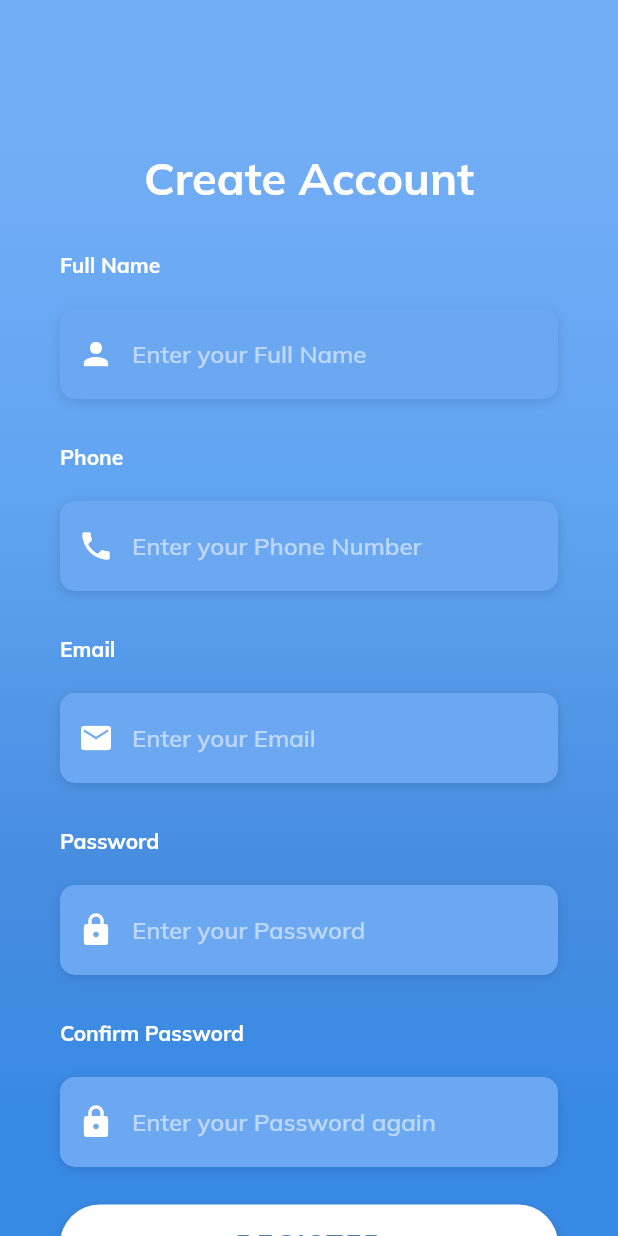
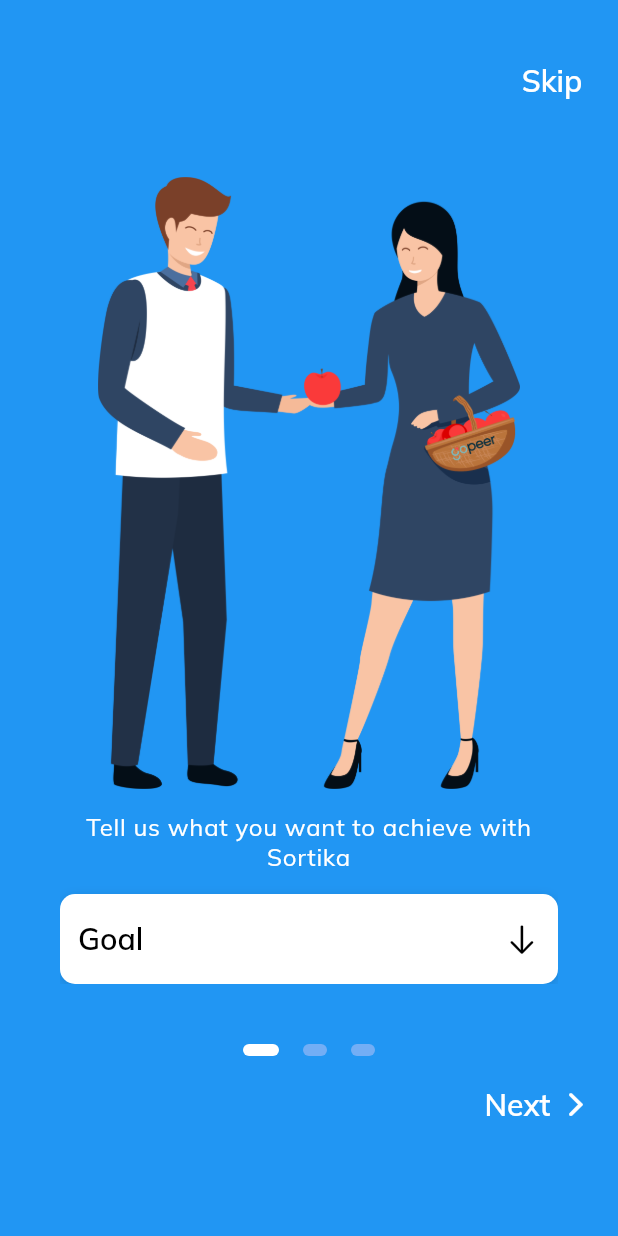
Before and after one commit to CarltonK/Sortika, a Flutter app: the RegistrationScreen screen opened by its route, after a tap on "REGISTER", on a phone screen of 412 x 824 dp. Run offline on Flutter 3.47's test engine with Material 2 defaults, Android fonts, the phone set to English and light mode, and no system bars; our stand-ins replace google_fonts.

Commit message:
Pref page commit

```diff
--- a/lib/authentication_screens/registration.dart
+++ b/lib/authentication_screens/registration.dart
@@ -249,7 +249,7 @@ class _RegistrationScreenState extends State<RegistrationScreen> {
       width: double.infinity,
       child: RaisedButton(
         elevation: 5,
-        onPressed: () {},
+        onPressed: () => Navigator.of(context).pushNamed('/achieve-pref'),
         padding: EdgeInsets.all(15),
         shape: RoundedRectangleBorder(borderRadius: BorderRadius.circular(30)),
         color: Colors.white,
--- a/lib/main.dart
+++ b/lib/main.dart
@@ -3,6 +3,7 @@ import 'package:wealth/authentication_screens/login.dart';
 import 'package:wealth/authentication_screens/passwordreset.dart';
 import 'package:wealth/authentication_screens/registration.dart';
 import 'package:wealth/onboarding.dart';
+import 'package:wealth/pre_login/achieve_preference.dart';
 
 void main() {
   runApp(MyApp());
@@ -22,7 +23,9 @@ class MyApp extends StatelessWidget {
         //Authentication Screens
         '/login': (context) => LoginScreen(),
         '/registration': (context) => RegistrationScreen(),
-        '/password-reset': (context) => PasswordResetScreen()
+        '/password-reset': (context) => PasswordResetScreen(),
+        //Pre-Login Screens
+        '/achieve-pref': (context) => AchievePreference(),
       },
       theme: ThemeData(
         primarySwatch: Colors.blue,
--- /dev/null
+++ b/lib/pre_login/achieve_preference.dart
@@ -0,0 +1,304 @@
+import 'package:flutter/cupertino.dart';
+import 'package:flutter/material.dart';
+import 'package:google_fonts/google_fonts.dart';
+import 'package:wealth/utilities/styles.dart';
+
+class AchievePreference extends StatefulWidget {
+  @override
+  _AchievePreferenceState createState() => _AchievePreferenceState();
+}
+
+class _AchievePreferenceState extends State<AchievePreference> {
+  //PageView Controller
+  final PageController _pageController = PageController(initialPage: 0);
+  //Define number of screens
+  final int _numPages = 3;
+  //Placeholder for current page
+  int _currentPage = 0;
+
+  List<Widget> _buildPageIndicator() {
+    List<Widget> list = [];
+    for (int i = 0; i < _numPages; i++) {
+      list.add(i == _currentPage ? _indicator(true) : _indicator(false));
+    }
+    return list;
+  }
+
+  //Color Changer
+  Color color = Colors.blue;
+
+  //Page Indicator i.e Slider
+  Widget _indicator(bool isActive) {
+    return AnimatedContainer(
+      duration: Duration(milliseconds: 200),
+      margin: EdgeInsets.symmetric(horizontal: 8),
+      height: 8,
+      width: isActive ? 24 : 16,
+      decoration: BoxDecoration(
+          color: isActive ? Colors.white : Color(0xFF73AEF5),
+          borderRadius: BorderRadius.circular(12)),
+    );
+  }
+
+
+  TextStyle _subtitleStyle() {
+    return GoogleFonts.muli(
+        textStyle: TextStyle(
+            color: Colors.white,
+            fontSize: 16,
+        letterSpacing: 0.5));
+  }
+
+  //Final Dropdown item
+  String goal;
+
+  //Define Dropdown Menu Items
+  List<DropdownMenuItem> items = [
+    DropdownMenuItem(
+      value: 'Borrow Money',
+      child: Text(
+        'Borrow Money',
+        style: GoogleFonts.muli(
+            textStyle: TextStyle(
+                color: Colors.black,
+                fontWeight: FontWeight.w600)),
+      ),
+    ),
+    DropdownMenuItem(
+      value: 'Save Money',
+      child: Text(
+        'Save Money',
+        style: GoogleFonts.muli(
+            textStyle: TextStyle(
+                color: Colors.black,
+                fontWeight: FontWeight.w600)),
+      ),
+    ),
+    DropdownMenuItem(
+      value: 'Invest Money',
+      child: Text(
+        'Invest Money',
+        style: GoogleFonts.muli(
+            textStyle: TextStyle(
+                color: Colors.black,
+                fontWeight: FontWeight.w600)),
+      ),
+    ),
+    DropdownMenuItem(
+      value: 'Group Savings',
+      child: Text(
+        'Group Savings',
+        style: GoogleFonts.muli(
+            textStyle: TextStyle(
+                color: Colors.black,
+                fontWeight: FontWeight.w600)),
+      ),
+    )
+  ];
+
+  @override
+  Widget build(BuildContext context) {
+    return Scaffold(
+      body: GestureDetector(
+        onTap: () => FocusScope.of(context).unfocus(),
+        child: Stack(
+          children: <Widget>[
+            AnimatedContainer(
+              duration: Duration(milliseconds: 500),
+              height: double.infinity,
+              width: double.infinity,
+              color: color,
+              child: Column(
+                crossAxisAlignment: CrossAxisAlignment.stretch,
+                children: <Widget>[
+                  Container(
+                    alignment: Alignment.centerRight,
+                    padding: EdgeInsets.only(top: 30),
+                    child: FlatButton(
+                        onPressed: () {
+                          print('I want to skip and go home page');
+                        },
+                        child: Text(
+                          'Skip',
+                          style: GoogleFonts.muli(
+                              textStyle: TextStyle(
+                                  color: Colors.white,
+                                  fontSize: 20,
+                                  fontWeight: FontWeight.w600)),
+                        )),
+                  ),
+                  Container(
+                    height: MediaQuery.of(context).size.height * 0.75,
+                    padding: EdgeInsets.all(40),
+                    child: PageView(
+                      physics: ClampingScrollPhysics(),
+                      controller: _pageController,
+                      onPageChanged: (int page) {
+                        setState(() {
+                          _currentPage = page;
+                        });
+                      },
+                      children: <Widget>[
+                        Column(
+                          crossAxisAlignment: CrossAxisAlignment.center,
+                          children: <Widget>[
+                            Expanded(
+                              child: Image(
+                                fit: BoxFit.fitHeight,
+                                image: AssetImage('assets/images/borrow.png'),
+                              ),
+                            ),
+                            SizedBox(
+                              height: 15,
+                            ),
+                            Text(
+                              'Tell us what you want to achieve with Sortika',
+                              textAlign: TextAlign.center,
+                              style: _subtitleStyle(),
+                            ),
+                            SizedBox(
+                              height: 15,
+                            ),
+                            Container(
+                              alignment: Alignment.centerLeft,
+                              decoration: BoxDecoration(
+                                color: Colors.white,
+                                borderRadius: BorderRadius.circular(10.0),
+                                boxShadow: [
+                                  BoxShadow(
+                                    color: Colors.black12,
+                                    blurRadius: 6.0,
+                                    offset: Offset(0, 2),
+                                  ),
+                                ],
+                              ),
+                              padding: EdgeInsets.symmetric(horizontal: 12),
+                              height: 60,
+                              child: DropdownButton(
+                                  items: items,
+                                  underline: Divider(
+                                    color: Colors.transparent,
+                                  ),
+                                  value: goal,
+                                  hint: Text(
+                                    'Goal',
+                                    style: GoogleFonts.muli(
+                                        textStyle: TextStyle(
+                                            color: Colors.black,
+                                            fontSize: 20,
+                                            fontWeight: FontWeight.w600)),
+                                  ),
+                                  icon: Icon(CupertinoIcons.down_arrow, color: Colors.black,),
+                                  isExpanded: true,
+                                  onChanged: (value) {
+                                    setState(() {
+                                      goal = value;
+                                      if (value == 'Borrow Money') {
+                                        color = Colors.brown;
+                                      }
+                                      if (value == 'Save Money') {
+                                        color = Colors.green;
+                                      }
+                                      if (value == 'Invest Money') {
+                                        color = Colors.red[600];
+                                      }
+                                      if (value == 'Group Savings') {
+                                        color = Colors.purple;
+                                      }
+                                    });
+                                    print(goal);
+                                  },),
+                            )
+                          ],
+                        ),
+                        Column(),
+                        Column()],
+                    ),
+                  ),
+                  Row(
+                    mainAxisAlignment: MainAxisAlignment.center,
+                    children: _buildPageIndicator(),
+                  ),
+                  Row(
+                    children: <Widget>[
+                      _currentPage + 3 != _numPages
+                          ? Expanded(
+                              child: Align(
+                              alignment: FractionalOffset.bottomLeft,
+                              child: FlatButton(
+                                  onPressed: () {
+                                    _pageController.previousPage(
+                                        duration: Duration(milliseconds: 500),
+                                        curve: Curves.ease);
+                                  },
+                                  child: Padding(
+                                    padding: const EdgeInsets.only(
+                                        bottom: 20, top: 20),
+                                    child: Row(
+                                      mainAxisAlignment:
+                                          MainAxisAlignment.center,
+                                      mainAxisSize: MainAxisSize.min,
+                                      children: <Widget>[
+                                        Icon(CupertinoIcons.back,
+                                            color: Colors.white),
+                                        SizedBox(
+                                          width: 5,
+                                        ),
+                                        Text('Back',
+                                            style: GoogleFonts.muli(
+                                                textStyle: TextStyle(
+                                                    color: Colors.white,
+                                                    fontSize: 20,
+                                                    fontWeight:
+                                                        FontWeight.w600))),
+                                      ],
+                                    ),
+                                  )),
+                            ))
+                          : Text(''),
+                      _currentPage != _numPages - 1
+                          ? Expanded(
+                              child: Align(
+                              alignment: FractionalOffset.bottomRight,
+                              child: FlatButton(
+                                  onPressed: () {
+                                    _pageController.nextPage(
+                                        duration: Duration(milliseconds: 500),
+                                        curve: Curves.ease);
+                                  },
+                                  child: Padding(
+                                    padding: const EdgeInsets.only(
+                                        bottom: 20, top: 20),
+                                    child: Row(
+                                      mainAxisAlignment:
+                                          MainAxisAlignment.center,
+                                      mainAxisSize: MainAxisSize.min,
+                                      children: <Widget>[
+                                        Text('Next',
+                                            style: GoogleFonts.muli(
+                                                textStyle: TextStyle(
+                                                    color: Colors.white,
+                                                    fontSize: 20,
+                                                    fontWeight:
+                                                        FontWeight.w600))),
+                                        SizedBox(
+                                          width: 5,
+                                        ),
+                                        Icon(CupertinoIcons.forward,
+                                            color: Colors.white)
+                                      ],
+                                    ),
+                                  )),
+                            ))
+                          : Text(''),
+                    ],
+                  )
+                ],
+              ),
+            ),
+          ],
+        ),
+      ),
+    );
+  }
+}
```
